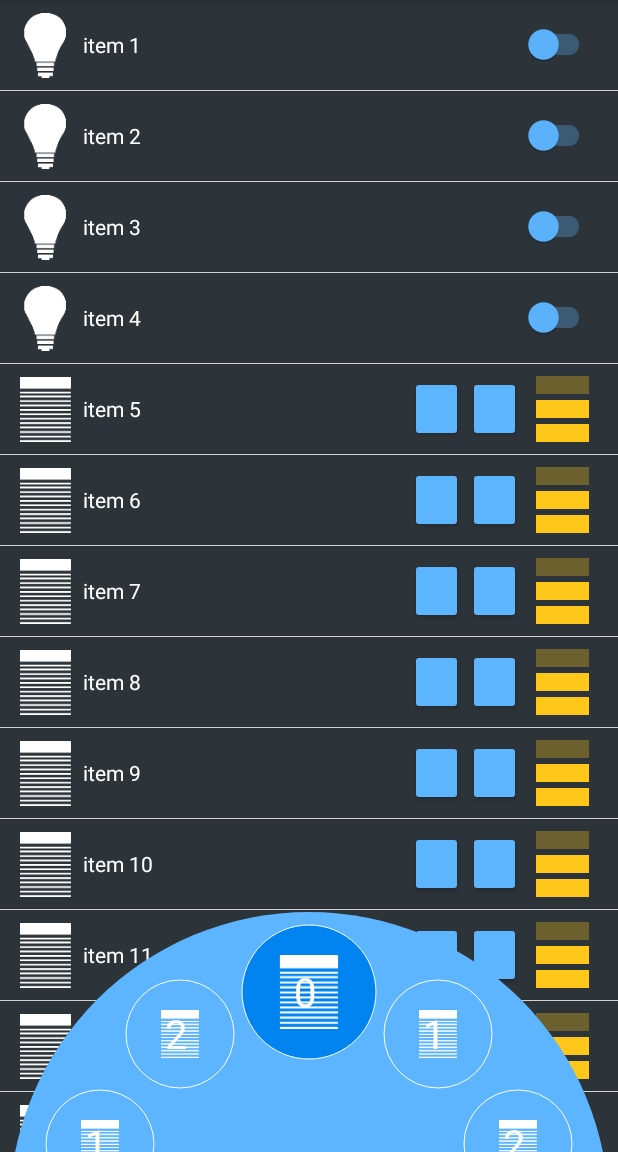
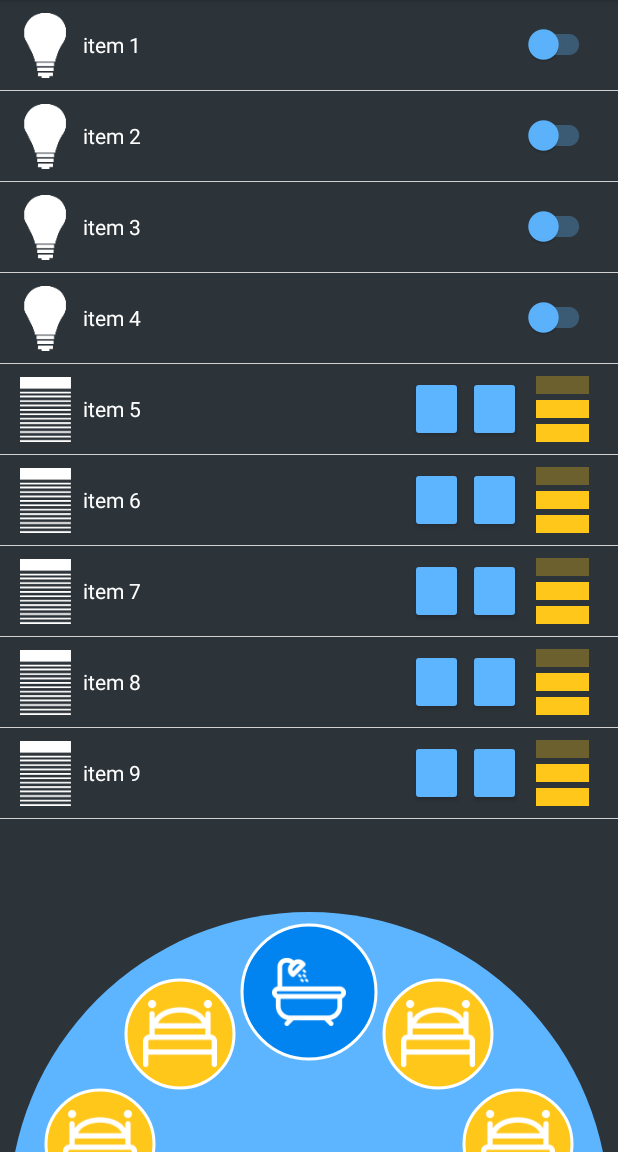
Before and after one commit to r00li/RHRemote, an Android app: the screen it shows after launch (RoomControl), on a phone screen of 412 x 824 dp, the part 84-1236 px from its top. Run offline under Robolectric (Android 15) with nearby library versions, the phone set to English and light mode, and no system bars.

Commit message:
WheelView library hacking

```diff
--- a/app/src/main/java/com/r00li/rhremote/RoomControl.java
+++ b/app/src/main/java/com/r00li/rhremote/RoomControl.java
@@ -87,7 +87,7 @@ public class RoomControl extends AppCompatActivity {
 
         // ROOM ADAPTER
         RoomControlAdapter mAdapter = new RoomControlAdapter(this);
-        for (int i = 1; i < 50; i++) {
+        for (int i = 1; i < 10; i++) {
             mAdapter.addItem("item " + i);
         }
         ListView list = (ListView) findViewById(R.id.listview);
@@ -110,7 +110,18 @@ public class RoomControl extends AppCompatActivity {
 
         @Override
         public Drawable getDrawable(int position) {
-            return new TextDrawable("" + position, context.getResources().getDrawable(R.drawable.ic_blind_vec));
+            TextDrawable bottomLayer;
+            if (position == 0)
+                bottomLayer = new TextDrawable("" + position, context.getResources().getDrawable(R.drawable.ic_shower), context);
+            else
+                bottomLayer = new TextDrawable("" + position, context.getResources().getDrawable(R.drawable.ic_bed), context);
+            return bottomLayer;
+        }
+
+        private Drawable createOvalDrawable(int color) {
+            ShapeDrawable shapeDrawable = new ShapeDrawable(new OvalShape());
+            shapeDrawable.getPaint().setColor(color);
+            return shapeDrawable;
         }
     }
 
--- a/app/src/main/java/com/r00li/rhremote/TextDrawable.java
+++ b/app/src/main/java/com/r00li/rhremote/TextDrawable.java
@@ -11,17 +11,20 @@ import android.content.Context;
 import android.graphics.Bitmap;
 import android.graphics.BitmapFactory;
 import android.util.Log;
+import android.util.TypedValue;
 
 public class TextDrawable extends Drawable {
 
     private final String text;
     private final Paint paint;
     private final Drawable icon;
+    private Context context;
+    private boolean selected;
 
-    public TextDrawable(String text, Drawable icon) {
+    public TextDrawable(String text, Drawable icon, Context context) {
 
         this.text = text;
-
+        this.context = context;
         this.icon = icon;
 
         this.paint = new Paint();
@@ -37,21 +40,37 @@ public class TextDrawable extends Drawable {
     public void draw(Canvas canvas) {
         Rect bounds = getBounds();
         Paint circlePaint = new Paint();
-        circlePaint.setColor(Color.WHITE);
+        if (selected)
+            circlePaint.setColor(0x0284f09);
+        else
+            circlePaint.setColor(0xFFffc719);
         circlePaint.setAntiAlias(true);
-        circlePaint.setStyle(Paint.Style.STROKE);
-        circlePaint.setStrokeWidth(1);
+        circlePaint.setStyle(Paint.Style.FILL);
+        circlePaint.setStrokeWidth(3);
         canvas.drawCircle(bounds.centerX(),bounds.centerY(),bounds.height()/2,circlePaint);
 
-        canvas.drawText(text, bounds.centerX() - 15f /*just a lazy attempt to centre the text*/ * text.length(), bounds.centerY() + 15f, paint);
+        circlePaint.setColor(Color.WHITE);
+        circlePaint.setStyle(Paint.Style.STROKE);
+        canvas.drawCircle(bounds.centerX(),bounds.centerY(),bounds.height()/2,circlePaint);
 
-        icon.setBounds(bounds.left+30, bounds.top+30, bounds.right-30, bounds.bottom-30);
-        Log.w("BOUND", "Bounds: " + bounds.left + " " + bounds.top + " " + bounds.right + " " + bounds.bottom);
+        //canvas.drawText(text, bounds.centerX() - 15f /*just a lazy attempt to centre the text*/ * text.length(), bounds.centerY() + 15f, paint);
+
+        int centerX = (bounds.left + bounds.right)/2;
+        int centerY = (bounds.top + bounds.bottom)/2;
+        icon.setBounds(centerX-icon.getIntrinsicWidth()/2, centerY-icon.getIntrinsicHeight()/2, centerX+icon.getIntrinsicWidth()/2, centerY+icon.getIntrinsicHeight()/2);
         icon.draw(canvas);
     }
 
     @Override
     public void setAlpha(int alpha) {
+        if (alpha == 255)
+        {
+            selected = true;
+        }
+        else
+        {
+            selected = false;
+        }
         paint.setAlpha(alpha);
     }
 
--- a/libs/WheelView/src/main/java/com/lukedeighton/wheelview/WheelView.java
+++ b/libs/WheelView/src/main/java/com/lukedeighton/wheelview/WheelView.java
@@ -1006,6 +1006,8 @@ public class WheelView extends View {
                     }
                 }
 
+                drawable.setAlpha((i==mSelectedPosition)?255:0);
+
                 if (drawable != null) {
                     drawable.setBounds(sTempRect);
                     drawable.draw(canvas);
@@ -1026,6 +1028,7 @@ public class WheelView extends View {
         float itemAngle = mWheelBounds.angleToDegrees(x, y);
         float angleFromSelection = Circle.shortestAngle(itemAngle, mSelectionAngle);
         float relativePos = angleFromSelection / mItemAngle * 2f;
+        itemState.isSelected = mSelectedPosition == adapterPosition;
 
         itemState.mAngleFromSelection = angleFromSelection;
         itemState.mRelativePos = relativePos;
@@ -1053,6 +1056,17 @@ public class WheelView extends View {
         float mAngleFromSelection;
         float mRelativePos;
         int mAdapterPosition; //TODO
+
+        public boolean isSelected() {
+            return isSelected;
+        }
+
+        void setIsSelected(boolean isSelected)
+        {
+            this.isSelected = isSelected;
+        }
+
+        boolean isSelected;
 
         private ItemState() {
             mBounds = new Circle();
--- a/libs/WheelView/src/main/java/com/lukedeighton/wheelview/transformer/FadingSelectionTransformer.java
+++ b/libs/WheelView/src/main/java/com/lukedeighton/wheelview/transformer/FadingSelectionTransformer.java
@@ -8,13 +8,5 @@ public class FadingSelectionTransformer implements WheelSelectionTransformer  {
 
     @Override
     public void transform(Drawable drawable, WheelView.ItemState itemState) {
-        float relativePosition = Math.abs(itemState.getRelativePosition());
-
-        if (relativePosition < 1f) {
-            drawable.setAlpha(255);
-        }
-        else {
-            drawable.setAlpha(0);
-        }
     }
 }
```
Also changed, not shown: app/src/main/res/drawable-hdpi/ic_bed.png (added), app/src/main/res/drawable-hdpi/ic_shower.png (added), app/src/main/res/drawable-mdpi/ic_bed.png (added), app/src/main/res/drawable-mdpi/ic_shower.png (added), app/src/main/res/drawable-xhdpi/ic_bed.png (added), app/src/main/res/drawable-xhdpi/ic_shower.png (added), app/src/main/res/drawable-xxhdpi/ic_bed.png (added), app/src/main/res/drawable-xxhdpi/ic_shower.png (added), app/src/main/res/drawable-xxxhdpi/ic_bed.png (added), app/src/main/res/drawable-xxxhdpi/ic_shower.png (added).
